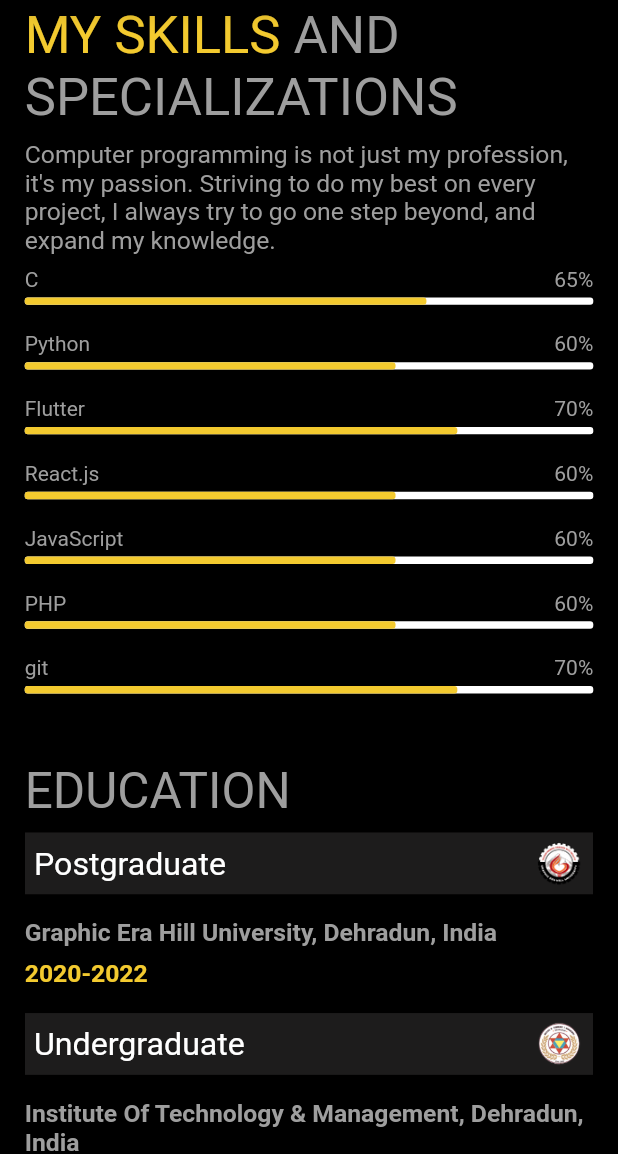
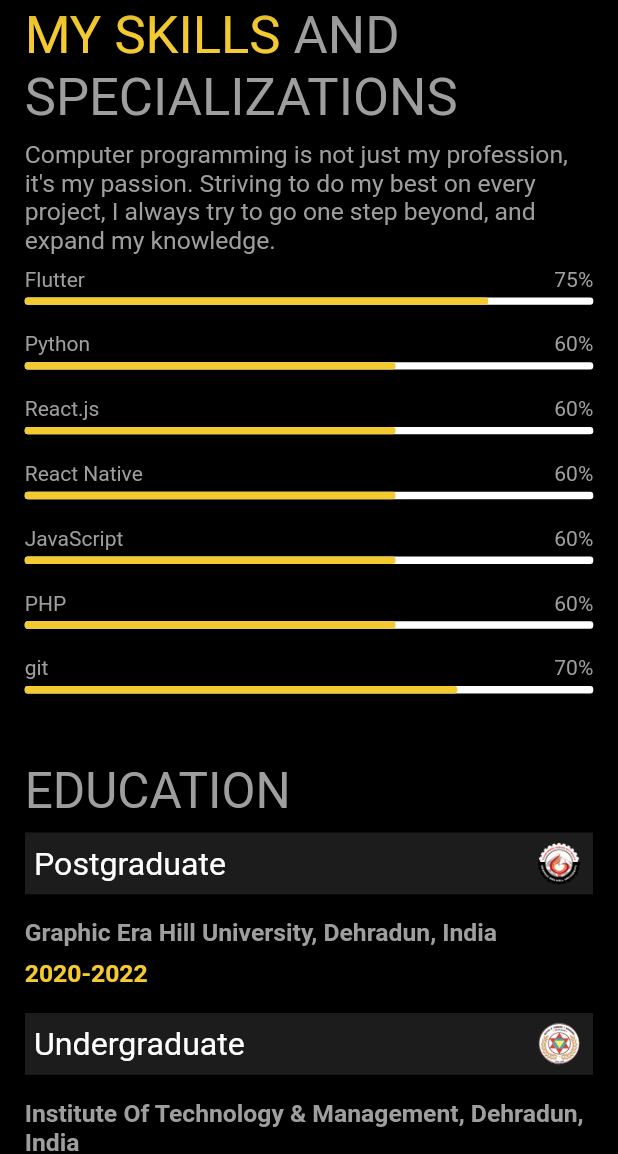
Before and after one commit to AntrikshKukreti/Protfolio, a Flutter app: the screen it shows after launch, scrolled down 576 dp, on a phone screen of 412 x 824 dp, the part 82-1236 px from its top. Run offline on Flutter 3.47's test engine with Material 2 defaults, Android fonts, the phone set to English and light mode, and no system bars; our stand-ins replace font_awesome_flutter, get, google_fonts; missing offline and left inert: mailto, random_text_reveal.

```diff
--- a/lib/landingPage.dart
+++ b/lib/landingPage.dart
@@ -13,6 +13,7 @@ import 'package:google_fonts/google_fonts.dart';
 import 'package:random_text_reveal/random_text_reveal.dart';
 import 'package:mailto/mailto.dart';
 import 'package:url_launcher/url_launcher.dart';
+import 'dart:io' show Platform;
 
 
 class LandingPage extends StatefulWidget {
@@ -52,7 +53,6 @@ class _LandingPageState extends State<LandingPage> {
       globalKey.currentState?.play();
     });
     myFocusNode = FocusNode();
-    // TODO: implement initState
     super.initState();
   }
 
@@ -69,6 +69,19 @@ class _LandingPageState extends State<LandingPage> {
       body: "Hello, ${contactController.nameController.text} this side.\n \n${contactController.messageController.text}",
     );
     await launch('$mailtoLink');
+  }
+
+    whatsApp() async {
+      final Uri url;
+      if (Platform.isAndroid) {
+
+        url = Uri.parse("https://wa.me/919557669576/?text=${Uri.parse('Hi')}");
+      } else {
+        url = Uri.parse("https://api.whatsapp.com/send?phone=919557669576=${Uri.parse('Hi')}");
+      }
+      if (!await launchUrl(url,mode: LaunchMode.externalNonBrowserApplication)) {
+        throw Exception('Could not launch $url');
+      }
     }
 
   @override
@@ -495,12 +508,23 @@ class _LandingPageState extends State<LandingPage> {
                     SizedBox(height: Get.height*0.2,
                       child: const Courses(),),
 
+                    Row(
+                      mainAxisAlignment: MainAxisAlignment.spaceBetween,
+                      children: [
                         Text(
                           'CONTACT ME',
                           key: contactUs,
                           style: TextStyle(
                               color: const Color(0xfff3ca2f),
                               fontSize: Get.width * 0.085),
+                        ),
+                        GestureDetector(
+                            onTap: (){
+                              whatsApp();
+                            },
+                            child: const FaIcon(FontAwesomeIcons.whatsapp,
+                              color: Color(0xff008c7f),))
+                      ],
                     ),
                     Padding(
                       padding: EdgeInsets.only(top: Get.height*0.01),
--- a/lib/skkills.dart
+++ b/lib/skkills.dart
@@ -12,19 +12,23 @@ class _SkillsState extends State<Skills> {
 
   List languages = [
     {
-      "name": "C",
-      "percent": "65",
+      "name": "Flutter",
+      "percent": "75",
     },
+    // {
+    //   "name": "C",
+    //   "percent": "65",
+    // },
     {
       "name": "Python",
       "percent": "60",
     },
     {
-      "name": "Flutter",
-      "percent": "70",
+      "name": "React.js",
+      "percent": "60",
     },
     {
-      "name": "React.js",
+      "name": "React Native",
       "percent": "60",
     },
     {
```
Also changed, not shown: pubspec.lock, 1 other file. Lines whose indentation alone changed are shown as unchanged.
